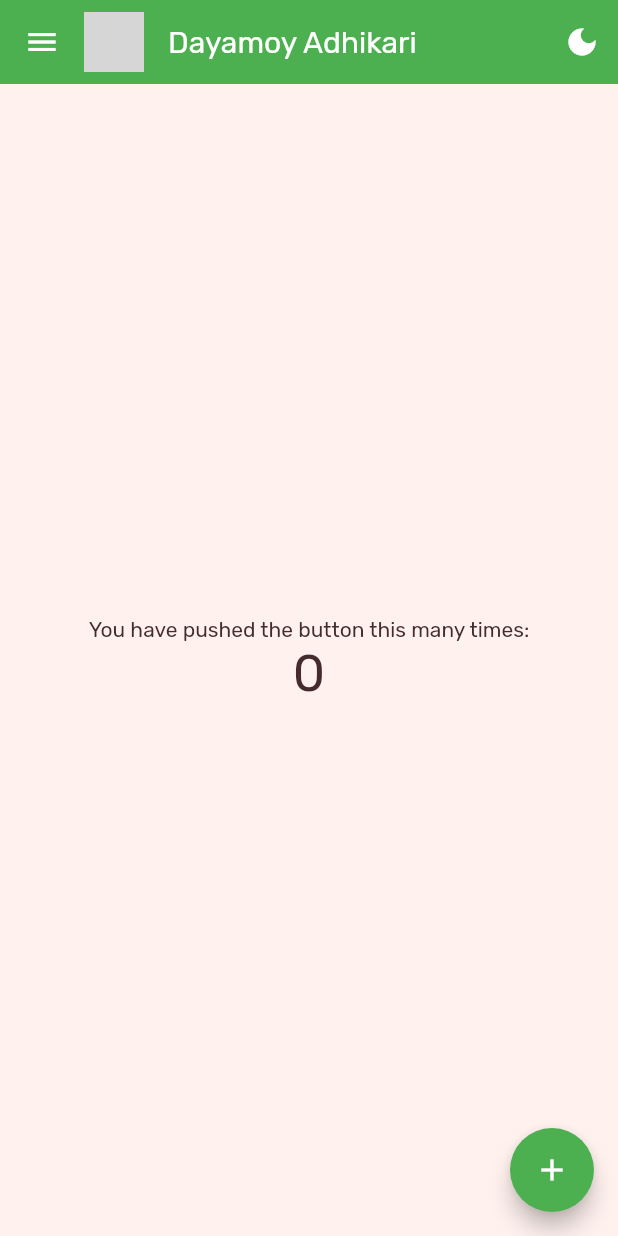
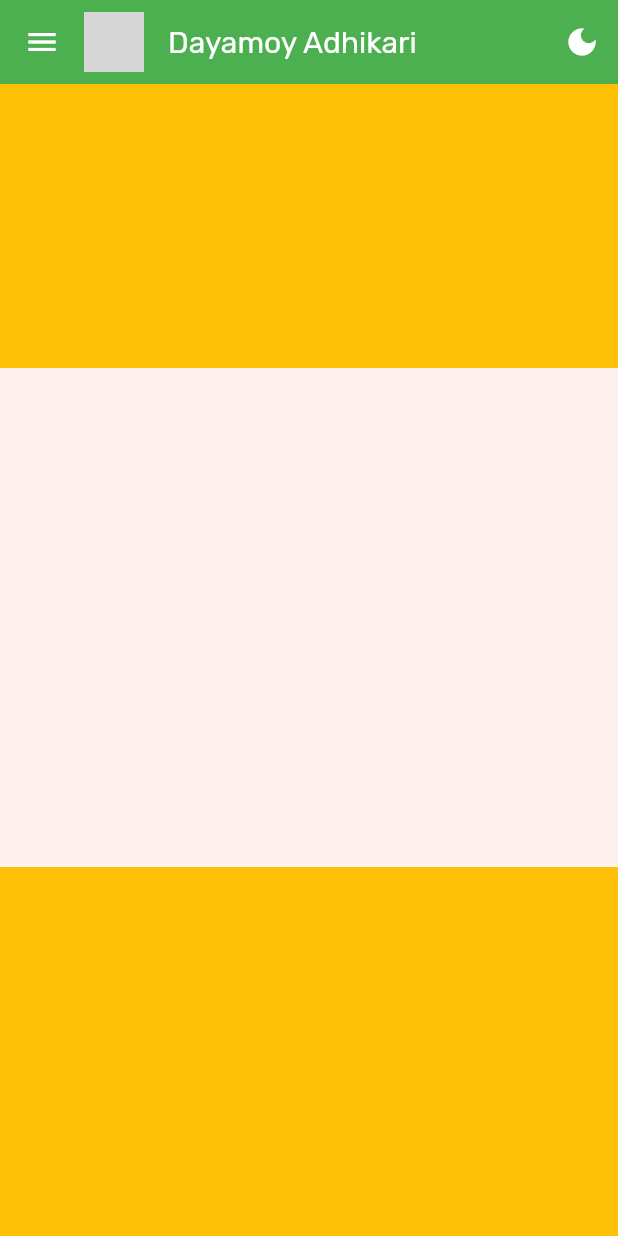
Before and after one commit to Damercy/dayaonweb, a Flutter app: the screen it shows after launch, on a phone screen of 412 x 824 dp. Run offline on Flutter 3.47's test engine with Material 2 defaults, Android fonts, the phone set to English and light mode, and no system bars; our stand-ins replace google_fonts; network calls fail; grey boxes are pictures that could not be loaded.

Commit message:
ad basic page layout

```diff
--- a/lib/main.dart
+++ b/lib/main.dart
@@ -1,3 +1,4 @@
+import 'package:dayaonweb/pages/BodyTop.dart';
 import 'package:dayaonweb/theme/theme.dart';
 import 'package:flutter/material.dart';
 import 'package:google_fonts/google_fonts.dart';
@@ -25,7 +26,7 @@ class _PortfolioAppState extends State<PortfolioApp> {
   @override
   Widget build(BuildContext context) {
     return MaterialApp(
-      title: 'Flutter Demo',
+      title: 'Dayamoy Adhikari - Android developer',
       debugShowCheckedModeBanner: false,
       theme: !_isDarkModeEnabled ? lightTheme : darkTheme,
       darkTheme: darkTheme,
@@ -39,7 +40,7 @@ class _PortfolioAppState extends State<PortfolioApp> {
 }
 
 class MyHomePage extends StatefulWidget {
-  MyHomePage(
+  const MyHomePage(
       {Key? key,
       required this.title,
       required this.isDarkModeEnabled,
@@ -55,19 +56,23 @@ class MyHomePage extends StatefulWidget {
 }
 
 class _MyHomePageState extends State<MyHomePage> {
-  int _counter = 0;
-  bool isOn = false;
-  void _incrementCounter() {
-    setState(() {
-      _counter++;
-    });
-  }
-
   @override
   Widget build(BuildContext context) {
     return Scaffold(
       drawer: const Drawer(),
       appBar: AppBar(
+        leading: Builder(
+          builder: (BuildContext context) {
+            return IconButton(
+              splashRadius: 20.0,
+              icon: const Icon(Icons.menu),
+              onPressed: () {
+                Scaffold.of(context).openDrawer();
+              },
+              tooltip: MaterialLocalizations.of(context).openAppDrawerTooltip,
+            );
+          },
+        ),
         title: Row(
           children: [
             const CircleAvatar(
@@ -86,6 +91,7 @@ class _MyHomePageState extends State<MyHomePage> {
         elevation: 0.0,
         actions: [
           IconButton(
+            splashRadius: 20.0,
             onPressed: widget.themeChangeCb,
             icon: Icon(
                 widget.isDarkModeEnabled ? Icons.light_mode : Icons.dark_mode),
@@ -94,23 +100,30 @@ class _MyHomePageState extends State<MyHomePage> {
       ),
       body: Center(
         child: Column(
-          mainAxisAlignment: MainAxisAlignment.center,
+          mainAxisAlignment: MainAxisAlignment.spaceBetween,
           children: <Widget>[
-            const Text(
-              'You have pushed the button this many times:',
+            SizedBox(
+              height:
+                  (MediaQuery.of(context).size.height - kToolbarHeight - 200) /
+                      3,
+              child: Container(
+                color: Colors.amber,
+              ),
             ),
-            Text(
-              '$_counter',
-              style: Theme.of(context).textTheme.headline4,
+            const BodyTop(
+              key: null,
+            ),
+            SizedBox(
+              height:
+                  (MediaQuery.of(context).size.height - kToolbarHeight - 30) /
+                      3,
+              child: Container(
+                color: Colors.amber,
+              ),
             ),
           ],
         ),
       ),
-      floatingActionButton: FloatingActionButton(
-        onPressed: _incrementCounter,
-        tooltip: 'Increment',
-        child: const Icon(Icons.add),
-      ),
     );
   }
 }
--- /dev/null
+++ b/lib/pages/BodyTop.dart
@@ -0,0 +1,10 @@
+import 'package:flutter/material.dart';
+
+class BodyTop extends StatelessWidget {
+  const BodyTop({Key? key}) : super(key: key);
+
+  @override
+  Widget build(BuildContext context) {
+    return Container();
+  }
+}
```
